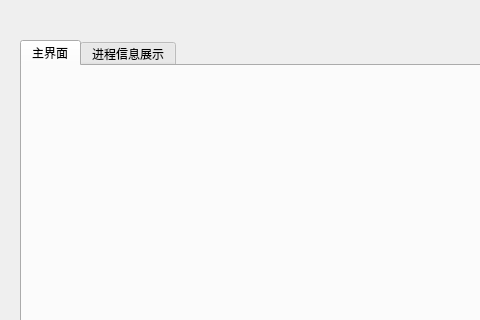
The window that main_test.ui (Fotiligner/OSproject) describes before a commit, drawn with Qt 5; both pictures show x 0 to 480 and y 0 to 320 of the 1200 by 900 pixel window.
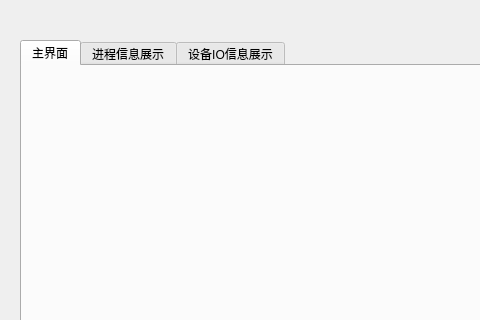
The same window after the commit. The open tabs and pages were chosen to show the change.

Commit message: 添加IO界面接口

Patch:
```diff
--- a/main_test.ui
+++ b/main_test.ui
@@ -51,6 +51,11 @@
       <string>进程信息展示</string>
      </attribute>
     </widget>
+    <widget class="QWidget" name="tab_3">
+     <attribute name="title">
+      <string>设备IO信息展示</string>
+     </attribute>
+    </widget>
    </widget>
    <widget class="QTextBrowser" name="textBrowser">
     <property name="geometry">
```
Left out of the diff: 2 changed lines with no effect on the pictures. The commit also changes 5 other files.
